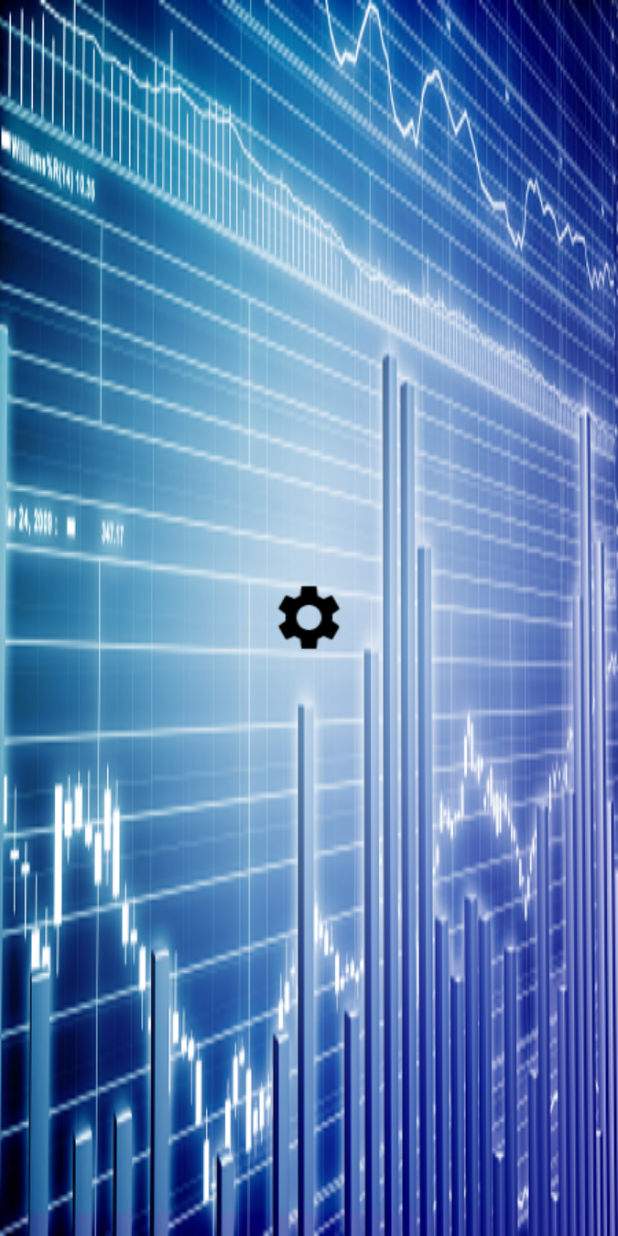
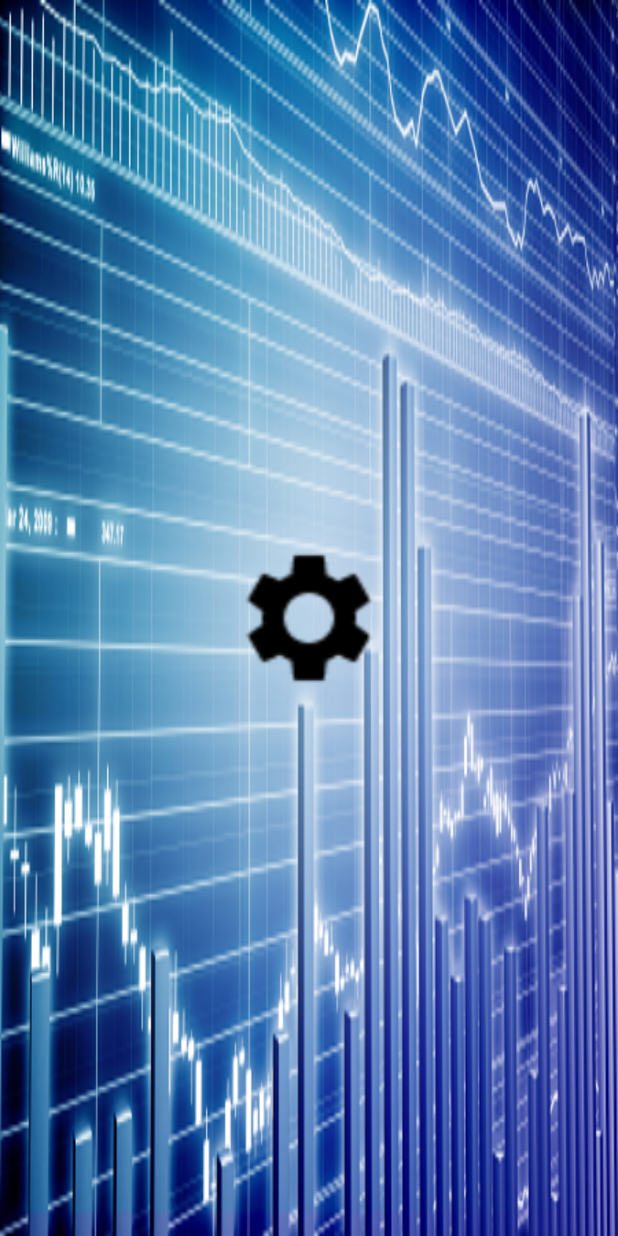
Before and after one commit to KarsekaVladimir/ANDROID_SocialSample, an Android app: the screen it shows after launch (SplashScreenActivity), on a phone screen of 412 x 824 dp. Run offline under Robolectric (Android 15) with nearby library versions, the phone set to English and light mode, and no system bars.

Commit message:
some changes

```diff
--- a/Econ.Calendar/app/src/main/res/layout/activity_splashscreen.xml
+++ b/Econ.Calendar/app/src/main/res/layout/activity_splashscreen.xml
@@ -16,8 +16,8 @@
 
 
     <ImageView
-        android:layout_width="50dp"
-        android:layout_height="50dp"
+        android:layout_width="100dp"
+        android:layout_height="100dp"
         android:id="@+id/splashpic"
         android:src="@drawable/settings48"
         android:adjustViewBounds="false"
```
